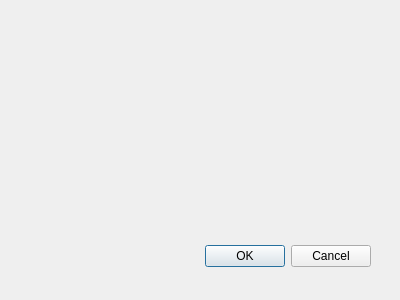
The window that accountpreferences.ui (Gui13/qlinphone) describes before a commit, drawn with Qt 5.
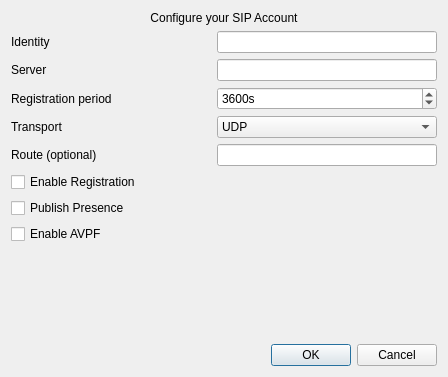
The same window after the commit.

Commit message: Progress: account creation and modification

Patch:
```diff
--- a/accountpreferences.ui
+++ b/accountpreferences.ui
@@ -8,29 +8,257 @@
    <rect>
     <x>0</x>
     <y>0</y>
-    <width>400</width>
-    <height>300</height>
+    <width>448</width>
+    <height>377</height>
    </rect>
   </property>
   <property name="windowTitle">
    <string>Dialog</string>
   </property>
-  <widget name="buttonBox" class="QDialogButtonBox">
-   <property name="geometry">
-    <rect>
-     <x>30</x>
-     <y>240</y>
-     <width>341</width>
-     <height>32</height>
-    </rect>
-   </property>
-   <property name="orientation">
-    <enum>Qt::Horizontal</enum>
-   </property>
-   <property name="standardButtons">
-    <set>QDialogButtonBox::Cancel|QDialogButtonBox::Ok</set>
-   </property>
-  </widget>
+  <layout class="QGridLayout" name="gridLayout_2">
+   <item row="0" column="0">
+    <widget class="QLabel" name="label_6">
+     <property name="text">
+      <string>Configure your SIP Account</string>
+     </property>
+     <property name="alignment">
+      <set>Qt::AlignCenter</set>
+     </property>
+    </widget>
+   </item>
+   <item row="2" column="0">
+    <layout class="QGridLayout" name="gridLayout">
+     <item row="2" column="0">
+      <layout class="QHBoxLayout" name="horizontalLayout_2">
+       <item>
+        <widget class="QLabel" name="label_5">
+         <property name="sizePolicy">
+          <sizepolicy hsizetype="Fixed" vsizetype="Preferred">
+           <horstretch>0</horstretch>
+           <verstretch>0</verstretch>
+          </sizepolicy>
+         </property>
+         <property name="minimumSize">
+          <size>
+           <width>200</width>
+           <height>0</height>
+          </size>
+         </property>
+         <property name="text">
+          <string>Registration period</string>
+         </property>
+        </widget>
+       </item>
+       <item>
+        <widget class="QSpinBox" name="registrationPeriod">
+         <property name="suffix">
+          <string>s</string>
+         </property>
+         <property name="maximum">
+          <number>999999</number>
+         </property>
+         <property name="value">
+          <number>3600</number>
+         </property>
+        </widget>
+       </item>
+      </layout>
+     </item>
+     <item row="5" column="0">
+      <layout class="QVBoxLayout" name="verticalLayout">
+       <item>
+        <widget class="QCheckBox" name="enableRegistration">
+         <property name="text">
+          <string>Enable Registration</string>
+         </property>
+        </widget>
+       </item>
+       <item>
+        <widget class="QCheckBox" name="publishPresence">
+         <property name="text">
+          <string>Publish Presence</string>
+         </property>
+        </widget>
+       </item>
+       <item>
+        <widget class="QCheckBox" name="enableAVPF">
+         <property name="text">
+          <string>Enable AVPF</string>
+         </property>
+        </widget>
+       </item>
+      </layout>
+     </item>
+     <item row="7" column="0">
+      <widget class="QDialogButtonBox" name="buttonBox">
+       <property name="orientation">
+        <enum>Qt::Horizontal</enum>
+       </property>
+       <property name="standardButtons">
+        <set>QDialogButtonBox::Cancel|QDialogButtonBox::Ok</set>
+       </property>
+      </widget>
+     </item>
+     <item row="1" column="0">
+      <layout class="QHBoxLayout" name="serverLayout">
+       <item>
+        <widget class="QLabel" name="label">
+         <property name="sizePolicy">
+          <sizepolicy hsizetype="Fixed" vsizetype="Preferred">
+           <horstretch>0</horstretch>
+           <verstretch>0</verstretch>
+          </sizepolicy>
+         </property>
+         <property name="minimumSize">
+          <size>
+           <width>200</width>
+           <height>0</height>
+          </size>
+         </property>
+         <property name="text">
+          <string>Server</string>
+         </property>
+        </widget>
+       </item>
+       <item>
+        <widget class="QLineEdit" name="server">
+         <property name="minimumSize">
+          <size>
+           <width>200</width>
+           <height>0</height>
+          </size>
+         </property>
+        </widget>
+       </item>
+      </layout>
+     </item>
+     <item row="0" column="0">
+      <layout class="QHBoxLayout" name="horizontalLayout_3">
+       <item>
+        <widget class="QLabel" name="label_3">
+         <property name="sizePolicy">
+          <sizepolicy hsizetype="Fixed" vsizetype="Preferred">
+           <horstretch>0</horstretch>
+           <verstretch>0</verstretch>
+          </sizepolicy>
+         </property>
+         <property name="minimumSize">
+          <size>
+           <width>200</width>
+           <height>0</height>
+          </size>
+         </property>
+         <property name="text">
+          <string>Identity</string>
+         </property>
+        </widget>
+       </item>
+       <item>
+        <widget class="QLineEdit" name="identity">
+         <property name="minimumSize">
+          <size>
+           <width>200</width>
+           <height>0</height>
+          </size>
+         </property>
+        </widget>
+       </item>
+      </layout>
+     </item>
+     <item row="3" column="0">
+      <layout class="QHBoxLayout" name="horizontalLayout_4">
+       <item>
+        <widget class="QLabel" name="label_4">
+         <property name="sizePolicy">
+          <sizepolicy hsizetype="Fixed" vsizetype="Preferred">
+           <horstretch>0</horstretch>
+           <verstretch>0</verstretch>
+          </sizepolicy>
+         </property>
+         <property name="minimumSize">
+          <size>
+           <width>200</width>
+           <height>0</height>
+          </size>
+         </property>
+         <property name="text">
+          <string>Transport</string>
+         </property>
+        </widget>
+       </item>
+       <item>
+        <widget class="QComboBox" name="transport">
+         <property name="currentText">
+          <string>UDP</string>
+         </property>
+         <item>
+          <property name="text">
+           <string>UDP</string>
+          </property>
+         </item>
+         <item>
+          <property name="text">
+           <string>TCP</string>
+          </property>
+         </item>
+         <item>
+          <property name="text">
+           <string>TLS</string>
+          </property>
+         </item>
+        </widget>
+       </item>
+      </layout>
+     </item>
+     <item row="4" column="0">
+      <layout class="QHBoxLayout" name="horizontalLayout">
+       <item>
+        <widget class="QLabel" name="label_2">
+         <property name="sizePolicy">
+          <sizepolicy hsizetype="Fixed" vsizetype="Preferred">
+           <horstretch>0</horstretch>
+           <verstretch>0</verstretch>
+          </sizepolicy>
+         </property>
+         <property name="minimumSize">
+          <size>
+           <width>200</width>
+           <height>0</height>
+          </size>
+         </property>
+         <property name="text">
+          <string>Route (optional)</string>
+         </property>
+        </widget>
+       </item>
+       <item>
+        <widget class="QLineEdit" name="route">
+         <property name="minimumSize">
+          <size>
+           <width>200</width>
+           <height>0</height>
+          </size>
+         </property>
+        </widget>
+       </item>
+      </layout>
+     </item>
+     <item row="6" column="0">
+      <spacer name="verticalSpacer">
+       <property name="orientation">
+        <enum>Qt::Vertical</enum>
+       </property>
+       <property name="sizeHint" stdset="0">
+        <size>
+         <width>20</width>
+         <height>40</height>
+        </size>
+       </property>
+      </spacer>
+     </item>
+    </layout>
+   </item>
+  </layout>
  </widget>
  <pixmapfunction/>
  <resources/>
```
Left out of the diff: 12 changed lines with no effect on the pictures. The commit also changes 6 other files.
